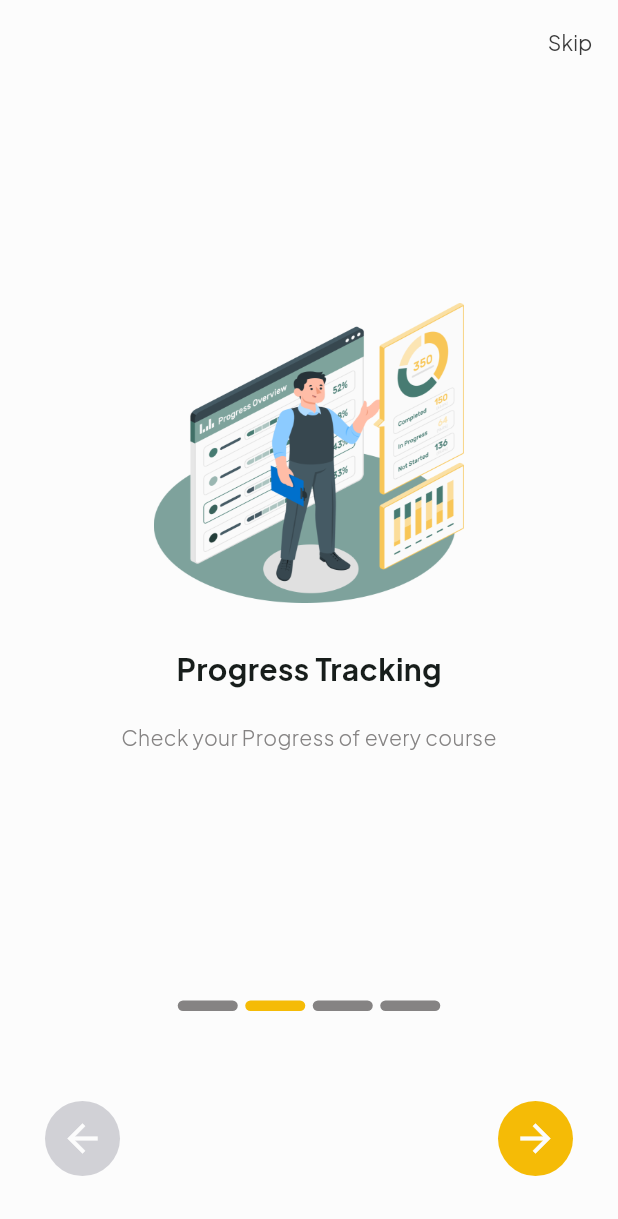
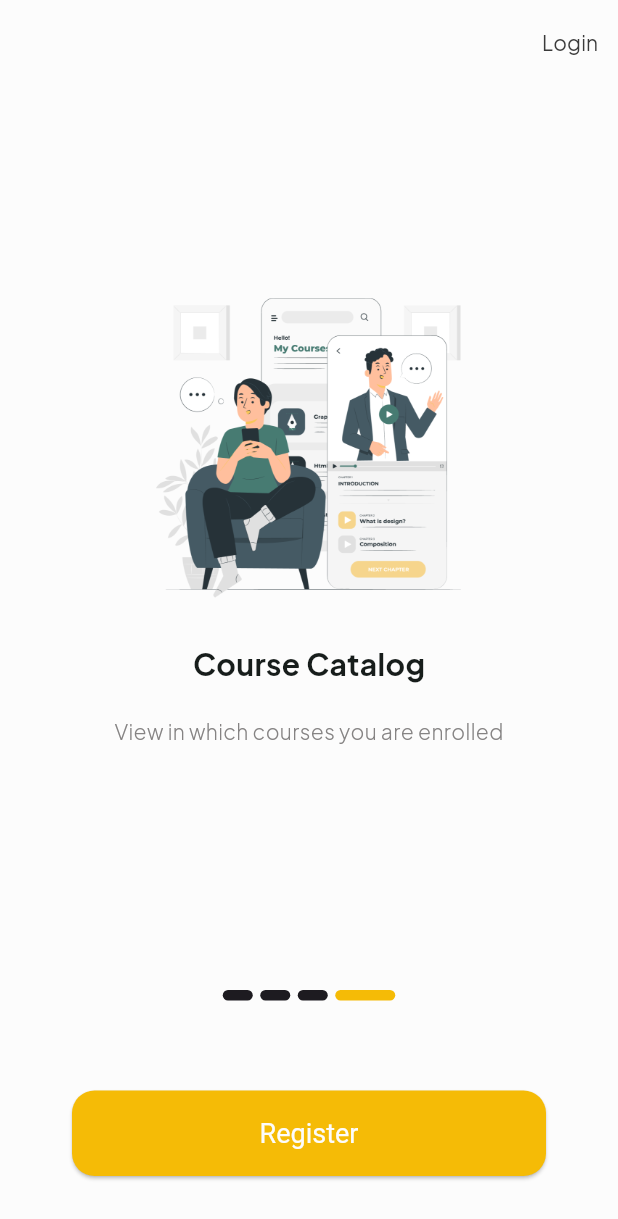
Before and after one commit to enas55/Edu_Vista_course_app, a Flutter app: the screen it shows after launch, after a tap on "Skip", on a phone screen of 412 x 824 dp. Shown: the top 1219 px of the screen. Run offline on Flutter 3.47's test engine with Material 3 defaults, Android fonts, the light colour scheme and no system bars.

Commit message:
adding app elevated button and some modifications

```diff
--- /dev/null
+++ b/lib/pages/login_page.dart
@@ -0,0 +1,15 @@
+import 'package:flutter/material.dart';
+
+class LoginPage extends StatefulWidget {
+  const LoginPage({super.key});
+
+  @override
+  State<LoginPage> createState() => _LoginPageState();
+}
+
+class _LoginPageState extends State<LoginPage> {
+  @override
+  Widget build(BuildContext context) {
+    return const Placeholder();
+  }
+}
--- a/lib/pages/onboarding_slider_page.dart
+++ b/lib/pages/onboarding_slider_page.dart
@@ -1,5 +1,7 @@
+import 'package:edu_vista_final_project/pages/login_page.dart';
 import 'package:edu_vista_final_project/utils/colors_utility.dart';
 import 'package:edu_vista_final_project/utils/images_utility.dart';
+import 'package:edu_vista_final_project/widgets/app_elevated_button.dart';
 import 'package:edu_vista_final_project/widgets/page_view_widget_items.dart';
 import 'package:flutter/gestures.dart';
 import 'package:flutter/material.dart';
@@ -30,16 +32,25 @@ class _OnboardingSliderPageState extends State<OnboardingSliderPage> {
         actions: [
           TextButton(
             onPressed: () {
-              if (currentPage < pagesNum - 1) {
-                pageViewController.nextPage(
-                  duration: const Duration(seconds: 1),
-                  curve: Curves.easeIn,
-                );
-              }
+              // if (currentPage < pagesNum - 1) {
+              //   pageViewController.nextPage(
+              //     duration: const Duration(seconds: 1),
+              //     curve: Curves.easeIn,
+              //   );
+              // }
+              currentPage == 3
+                  ? Navigator.of(context).push(
+                      MaterialPageRoute(
+                        builder: (ctx) {
+                          return const LoginPage();
                         },
-            child: const Text(
-              'Skip',
-              style: TextStyle(
+                      ),
+                    )
+                  : pageViewController.jumpToPage(pagesNum - 1);
+            },
+            child: Text(
+              currentPage == 3 ? 'Login' : 'Skip',
+              style: const TextStyle(
                   fontSize: 14,
                   fontWeight: FontWeight.w400,
                   color: ColorsUtility.skipColor),
@@ -51,6 +62,7 @@ class _OnboardingSliderPageState extends State<OnboardingSliderPage> {
       body: Column(
         children: [
           Expanded(
+            flex: 3,
             child: PageView(
               scrollBehavior: AppScrollBehavior(),
               scrollDirection: Axis.horizontal,
@@ -91,14 +103,14 @@ class _OnboardingSliderPageState extends State<OnboardingSliderPage> {
               spacing: 5,
               children: List.generate(pagesNum, (index) {
                 return Container(
-                  width: 40,
+                  width: currentPage == index ? 40 : 20,
                   height: 7,
                   decoration: BoxDecoration(
                     borderRadius: BorderRadius.circular(128),
                     shape: BoxShape.rectangle,
                     color: currentPage == index
                         ? ColorsUtility.secondry
-                        : ColorsUtility.grey,
+                        : ColorsUtility.mediumBlack,
                   ),
                 );
               }),
@@ -106,8 +118,12 @@ class _OnboardingSliderPageState extends State<OnboardingSliderPage> {
           ),
           Padding(
             padding: const EdgeInsets.symmetric(horizontal: 30, vertical: 40),
-            child: SafeArea(
-              child: Row(
+            child: currentPage == 3
+                ? AppElevatedButton(
+                    title: 'Register',
+                    onPressed: () {},
+                  )
+                : Row(
                     mainAxisAlignment: currentPage == 0
                         ? MainAxisAlignment.end
                         : MainAxisAlignment.spaceBetween,
@@ -151,7 +167,6 @@ class _OnboardingSliderPageState extends State<OnboardingSliderPage> {
                       ),
                     ],
                   ),
-            ),
           )
         ],
       ),
--- /dev/null
+++ b/lib/widgets/app_elevated_button.dart
@@ -0,0 +1,38 @@
+import 'package:edu_vista_final_project/utils/colors_utility.dart';
+import 'package:flutter/material.dart';
+
+class AppElevatedButton extends StatefulWidget {
+  const AppElevatedButton({super.key, this.onPressed, required this.title});
+  final void Function()? onPressed;
+  final String title;
+  @override
+  State<AppElevatedButton> createState() => _AppElevatedButtonState();
+}
+
+class _AppElevatedButtonState extends State<AppElevatedButton> {
+  @override
+  Widget build(BuildContext context) {
+    return ElevatedButton(
+      onPressed: widget.onPressed,
+      style: const ButtonStyle(
+        backgroundColor: WidgetStatePropertyAll(ColorsUtility.secondry),
+        foregroundColor:
+            WidgetStatePropertyAll(ColorsUtility.scaffoldBackground),
+        fixedSize: WidgetStatePropertyAll(
+          Size(316, 57),
+        ),
+        shape: WidgetStatePropertyAll(
+          RoundedRectangleBorder(
+            borderRadius: BorderRadius.all(
+              Radius.circular(15),
+            ),
+          ),
+        ),
+        textStyle: WidgetStatePropertyAll(
+          TextStyle(fontSize: 18),
+        ),
+      ),
+      child: Text(widget.title),
+    );
+  }
+}
```
Lines whose indentation alone changed are shown as unchanged.
